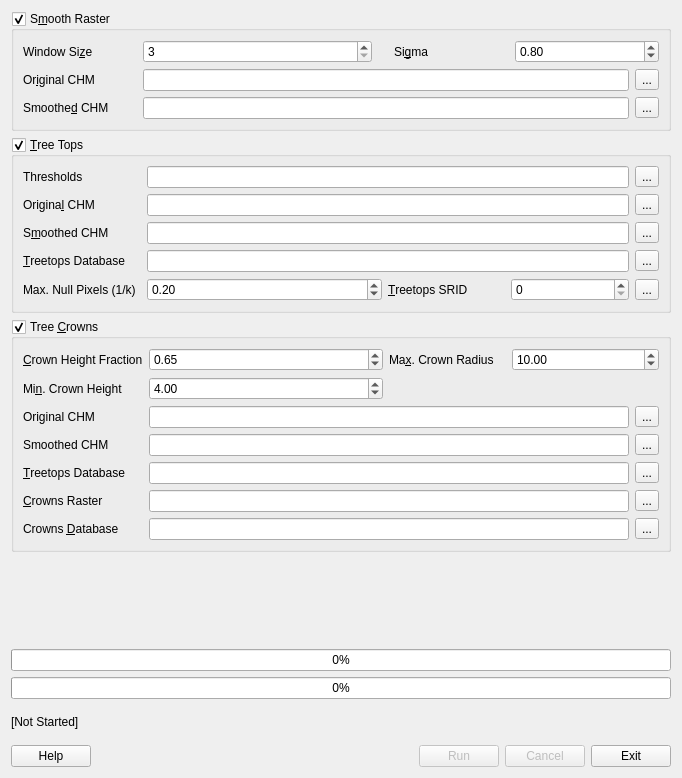
The window that src/apps/treetops.ui (rskelly/treetops) describes before a commit, drawn with Qt 5.
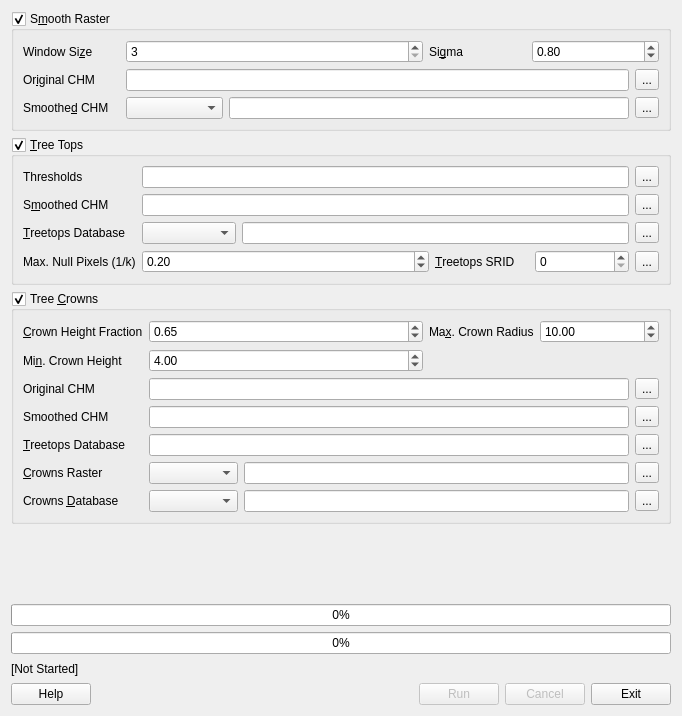
The same window after the commit.

Commit message: Many changes -- adding raster/vector driver handling, etc.

The edit to the form file:
```diff
--- a/src/apps/treetops.ui
+++ b/src/apps/treetops.ui
@@ -7,7 +7,7 @@
     <x>0</x>
     <y>0</y>
     <width>682</width>
-    <height>778</height>
+    <height>716</height>
    </rect>
   </property>
   <property name="sizePolicy">
@@ -31,16 +31,6 @@
      <layout class="QHBoxLayout" name="horizontalLayout_2">
       <item>
        <layout class="QGridLayout" name="smoothGrid">
-        <item row="0" column="1" colspan="2">
-         <widget class="QSpinBox" name="spnSmoothWindow">
-          <property name="mouseTracking">
-           <bool>false</bool>
-          </property>
-          <property name="minimum">
-           <number>3</number>
-          </property>
-         </widget>
-        </item>
         <item row="0" column="5" colspan="2">
          <widget class="QDoubleSpinBox" name="spnSmoothSigma">
           <property name="mouseTracking">
@@ -54,22 +44,6 @@
           </property>
          </widget>
         </item>
-        <item row="0" column="3">
-         <spacer name="horizontalSpacer_3">
-          <property name="orientation">
-           <enum>Qt::Horizontal</enum>
-          </property>
-          <property name="sizeType">
-           <enum>QSizePolicy::Fixed</enum>
-          </property>
-          <property name="sizeHint" stdset="0">
-           <size>
-            <width>10</width>
-            <height>20</height>
-           </size>
-          </property>
-         </spacer>
-        </item>
         <item row="1" column="0">
          <widget class="QLabel" name="label_11">
           <property name="text">
@@ -123,6 +97,16 @@
           </property>
          </widget>
         </item>
+        <item row="2" column="2" colspan="4">
+         <widget class="QLineEdit" name="txtSmoothSmoothedCHM">
+          <property name="mouseTracking">
+           <bool>false</bool>
+          </property>
+          <property name="acceptDrops">
+           <bool>false</bool>
+          </property>
+         </widget>
+        </item>
         <item row="1" column="6">
          <widget class="QToolButton" name="btnSmoothOriginalCHM">
           <property name="mouseTracking">
@@ -149,16 +133,19 @@
           </property>
          </widget>
         </item>
-        <item row="2" column="1" colspan="5">
-         <widget class="QLineEdit" name="txtSmoothSmoothedCHM">
+        <item row="0" column="1" colspan="3">
+         <widget class="QSpinBox" name="spnSmoothWindow">
           <property name="mouseTracking">
            <bool>false</bool>
           </property>
-          <property name="acceptDrops">
-           <bool>false</bool>
+          <property name="minimum">
+           <number>3</number>
           </property>
          </widget>
         </item>
+        <item row="2" column="1">
+         <widget class="QComboBox" name="cboSmoothSmoothedCHMDriver"/>
+        </item>
        </layout>
       </item>
      </layout>
@@ -175,7 +162,17 @@
      <layout class="QHBoxLayout" name="horizontalLayout">
       <item>
        <layout class="QGridLayout" name="topsGrid">
-        <item row="4" column="5">
+        <item row="2" column="2" colspan="4">
+         <widget class="QLineEdit" name="txtTopsTreetopsDatabase">
+          <property name="mouseTracking">
+           <bool>false</bool>
+          </property>
+          <property name="acceptDrops">
+           <bool>false</bool>
+          </property>
+         </widget>
+        </item>
+        <item row="3" column="6">
          <widget class="QToolButton" name="btnTopsTreetopsSRID">
           <property name="mouseTracking">
            <bool>false</bool>
@@ -188,10 +185,7 @@
           </property>
          </widget>
         </item>
-        <item row="0" column="1" colspan="4">
-         <widget class="QLineEdit" name="txtTopsThresholds"/>
-        </item>
-        <item row="4" column="4">
+        <item row="3" column="5">
          <widget class="QSpinBox" name="spnTopsTreetopsSRID">
           <property name="mouseTracking">
            <bool>false</bool>
@@ -207,7 +201,7 @@
           </property>
          </widget>
         </item>
-        <item row="4" column="3">
+        <item row="3" column="4">
          <widget class="QLabel" name="label_17">
           <property name="text">
            <string>&amp;Treetops SRID</string>
@@ -217,7 +211,7 @@
           </property>
          </widget>
         </item>
-        <item row="3" column="0">
+        <item row="2" column="0">
          <widget class="QLabel" name="label_6">
           <property name="text">
            <string>&amp;Treetops Database</string>
@@ -227,16 +221,6 @@
           </property>
          </widget>
         </item>
-        <item row="1" column="0">
-         <widget class="QLabel" name="label_5">
-          <property name="text">
-           <string>Origina&amp;l CHM</string>
-          </property>
-          <property name="buddy">
-           <cstring>txtTopsOriginalCHM</cstring>
-          </property>
-         </widget>
-        </item>
         <item row="0" column="0">
          <widget class="QLabel" name="label_18">
           <property name="text">
@@ -244,7 +228,7 @@
           </property>
          </widget>
         </item>
-        <item row="0" column="5">
+        <item row="0" column="6">
          <widget class="QToolButton" name="btnTopsThresholds">
           <property name="enabled">
            <bool>true</bool>
@@ -254,27 +238,14 @@
           </property>
          </widget>
         </item>
-        <item row="4" column="0">
+        <item row="3" column="0">
          <widget class="QLabel" name="label_3">
           <property name="text">
            <string>Max. Null Pixels (1/k)</string>
           </property>
          </widget>
         </item>
-        <item row="4" column="1" colspan="2">
-         <widget class="QDoubleSpinBox" name="spnTopsMaxNulls">
-          <property name="maximum">
-           <double>1.000000000000000</double>
-          </property>
-          <property name="singleStep">
-           <double>0.100000000000000</double>
-          </property>
-          <property name="value">
-           <double>0.200000000000000</double>
-          </property>
-         </widget>
-        </item>
-        <item row="2" column="0">
+        <item row="1" column="0">
          <widget class="QLabel" name="label_16">
           <property name="text">
            <string>S&amp;moothed CHM</string>
@@ -284,7 +255,7 @@
           </property>
          </widget>
         </item>
-        <item row="2" column="5">
+        <item row="1" column="6">
          <widget class="QToolButton" name="btnTopsSmoothedCHM">
           <property name="mouseTracking">
            <bool>false</bool>
@@ -297,20 +268,7 @@
           </property>
          </widget>
         </item>
-        <item row="1" column="5">
-         <widget class="QToolButton" name="btnTopsOriginalCHM">
-          <property name="mouseTracking">
-           <bool>false</bool>
-          </property>
-          <property name="acceptDrops">
-           <bool>false</bool>
-          </property>
-          <property name="text">
-           <string>...</string>
-          </property>
-         </widget>
-        </item>
-        <item row="3" column="5">
+        <item row="2" column="6">
          <widget class="QToolButton" name="btnTopsTreetopsDatabase">
           <property name="mouseTracking">
            <bool>false</bool>
@@ -323,29 +281,28 @@
           </property>
          </widget>
         </item>
-        <item row="3" column="1" colspan="4">
-         <widget class="QLineEdit" name="txtTopsTreetopsDatabase">
-          <property name="mouseTracking">
-           <bool>false</bool>
-          </property>
-          <property name="acceptDrops">
-           <bool>false</bool>
-          </property>
-         </widget>
-        </item>
-        <item row="2" column="1" colspan="4">
+        <item row="1" column="1" colspan="5">
          <widget class="QLineEdit" name="txtTopsSmoothedCHM"/>
         </item>
-        <item row="1" column="1" colspan="4">
-         <widget class="QLineEdit" name="txtTopsOriginalCHM">
-          <property name="mouseTracking">
-           <bool>false</bool>
+        <item row="2" column="1">
+         <widget class="QComboBox" name="cboTopsTopsDatabaseDriver"/>
+        </item>
+        <item row="3" column="1" colspan="3">
+         <widget class="QDoubleSpinBox" name="spnTopsMaxNulls">
+          <property name="maximum">
+           <double>1.000000000000000</double>
           </property>
-          <property name="acceptDrops">
-           <bool>false</bool>
+          <property name="singleStep">
+           <double>0.100000000000000</double>
+          </property>
+          <property name="value">
+           <double>0.200000000000000</double>
           </property>
          </widget>
         </item>
+        <item row="0" column="1" colspan="5">
+         <widget class="QLineEdit" name="txtTopsThresholds"/>
+        </item>
        </layout>
       </item>
      </layout>
@@ -365,20 +322,7 @@
      <layout class="QHBoxLayout" name="horizontalLayout_3">
       <item>
        <layout class="QGridLayout" name="crownsGrid">
-        <item row="3" column="5">
-         <widget class="QToolButton" name="btnCrownsSmoothedCHM">
-          <property name="mouseTracking">
-           <bool>false</bool>
-          </property>
-          <property name="acceptDrops">
-           <bool>false</bool>
-          </property>
-          <property name="text">
-           <string>...</string>
-          </property>
-         </widget>
-        </item>
-        <item row="4" column="1" colspan="4">
+        <item row="4" column="1" colspan="5">
          <widget class="QLineEdit" name="txtCrownsTreetopsDatabase">
           <property name="mouseTracking">
            <bool>false</bool>
@@ -388,7 +332,7 @@
           </property>
          </widget>
         </item>
-        <item row="6" column="1" colspan="4">
+        <item row="6" column="2" colspan="4">
          <widget class="QLineEdit" name="txtCrownsCrownsDatabase">
           <property name="mouseTracking">
            <bool>false</bool>
@@ -398,6 +342,19 @@
           </property>
          </widget>
         </item>
+        <item row="3" column="6">
+         <widget class="QToolButton" name="btnCrownsSmoothedCHM">
+          <property name="mouseTracking">
+           <bool>false</bool>
+          </property>
+          <property name="acceptDrops">
+           <bool>false</bool>
+          </property>
+          <property name="text">
+           <string>...</string>
+          </property>
+         </widget>
+        </item>
         <item row="6" column="0">
          <widget class="QLabel" name="label_14">
           <property name="text">
@@ -408,7 +365,7 @@
           </property>
          </widget>
         </item>
-        <item row="4" column="5">
+        <item row="4" column="6">
          <widget class="QToolButton" name="btnCrownsTreetopsDatabase">
           <property name="mouseTracking">
            <bool>false</bool>
@@ -431,7 +388,7 @@
           </property>
          </widget>
         </item>
-        <item row="5" column="5">
+        <item row="5" column="6">
          <widget class="QToolButton" name="btnCrownsCrownsRaster">
           <property name="mouseTracking">
            <bool>false</bool>
@@ -444,7 +401,7 @@
           </property>
          </widget>
         </item>
-        <item row="6" column="5">
+        <item row="6" column="6">
          <widget class="QToolButton" name="btnCrownsCrownsDatabase">
           <property name="mouseTracking">
            <bool>false</bool>
@@ -457,7 +414,7 @@
           </property>
          </widget>
         </item>
-        <item row="0" column="3">
+        <item row="0" column="4">
          <widget class="QLabel" name="label_9">
           <property name="text">
            <string>Ma&amp;x. Crown Radius</string>
@@ -477,26 +434,7 @@
           </property>
          </widget>
         </item>
-        <item row="0" column="1" colspan="2">
-         <widget class="QDoubleSpinBox" name="spnCrownsHeightFraction">
-          <property name="mouseTracking">
-           <bool>false</bool>
-          </property>
-          <property name="acceptDrops">
-           <bool>false</bool>
-          </property>
-          <property name="maximum">
-           <double>1.000000000000000</double>
-          </property>
-          <property name="singleStep">
-           <double>0.100000000000000</double>
-          </property>
-          <property name="value">
-           <double>0.650000000000000</double>
-          </property>
-         </widget>
-        </item>
-        <item row="0" column="4" colspan="2">
+        <item row="0" column="5" colspan="2">
          <widget class="QDoubleSpinBox" name="spnCrownsRadius">
           <property name="mouseTracking">
            <bool>false</bool>
@@ -532,20 +470,17 @@
           </property>
          </widget>
         </item>
-        <item row="1" column="1" colspan="2">
-         <widget class="QDoubleSpinBox" name="spnCrownsMinHeight">
+        <item row="5" column="1">
+         <widget class="QComboBox" name="cboCrownsCrownsRasterDriver"/>
+        </item>
+        <item row="5" column="2" colspan="4">
+         <widget class="QLineEdit" name="txtCrownsCrownsRaster">
           <property name="mouseTracking">
            <bool>false</bool>
           </property>
           <property name="acceptDrops">
            <bool>false</bool>
           </property>
-          <property name="maximum">
-           <double>300.000000000000000</double>
-          </property>
-          <property name="value">
-           <double>4.000000000000000</double>
-          </property>
          </widget>
         </item>
         <item row="3" column="0">
@@ -558,26 +493,6 @@
           </property>
          </widget>
         </item>
-        <item row="3" column="1" colspan="4">
-         <widget class="QLineEdit" name="txtCrownsSmoothedCHM">
-          <property name="mouseTracking">
-           <bool>false</bool>
-          </property>
-          <property name="acceptDrops">
-           <bool>false</bool>
-          </property>
-         </widget>
-        </item>
-        <item row="5" column="1" colspan="4">
-         <widget class="QLineEdit" name="txtCrownsCrownsRaster">
-          <property name="mouseTracking">
-           <bool>false</bool>
-          </property>
-          <property name="acceptDrops">
-           <bool>false</bool>
-          </property>
-         </widget>
-        </item>
         <item row="2" column="0">
          <widget class="QLabel" name="label_4">
           <property name="text">
@@ -585,16 +500,64 @@
           </property>
          </widget>
         </item>
-        <item row="2" column="1" colspan="4">
-         <widget class="QLineEdit" name="txtCrownsOriginalCHM"/>
-        </item>
-        <item row="2" column="5">
+        <item row="2" column="6">
          <widget class="QToolButton" name="btnCrownsOriginalCHM">
           <property name="text">
            <string>...</string>
           </property>
          </widget>
         </item>
+        <item row="3" column="1" colspan="5">
+         <widget class="QLineEdit" name="txtCrownsSmoothedCHM">
+          <property name="mouseTracking">
+           <bool>false</bool>
+          </property>
+          <property name="acceptDrops">
+           <bool>false</bool>
+          </property>
+         </widget>
+        </item>
+        <item row="2" column="1" colspan="5">
+         <widget class="QLineEdit" name="txtCrownsOriginalCHM"/>
+        </item>
+        <item row="6" column="1">
+         <widget class="QComboBox" name="cboCrownsCrownsDatabaseDriver"/>
+        </item>
+        <item row="0" column="1" colspan="3">
+         <widget class="QDoubleSpinBox" name="spnCrownsHeightFraction">
+          <property name="mouseTracking">
+           <bool>false</bool>
+          </property>
+          <property name="acceptDrops">
+           <bool>false</bool>
+          </property>
+          <property name="maximum">
+           <double>1.000000000000000</double>
+          </property>
+          <property name="singleStep">
+           <double>0.100000000000000</double>
+          </property>
+          <property name="value">
+           <double>0.650000000000000</double>
+          </property>
+         </widget>
+        </item>
+        <item row="1" column="1" colspan="3">
+         <widget class="QDoubleSpinBox" name="spnCrownsMinHeight">
+          <property name="mouseTracking">
+           <bool>false</bool>
+          </property>
+          <property name="acceptDrops">
+           <bool>false</bool>
+          </property>
+          <property name="maximum">
+           <double>300.000000000000000</double>
+          </property>
+          <property name="value">
+           <double>4.000000000000000</double>
+          </property>
+         </widget>
+        </item>
        </layout>
       </item>
      </layout>
```
Left out of the diff: 2 changed lines with no effect on the pictures. The commit also changes 13 other files.
